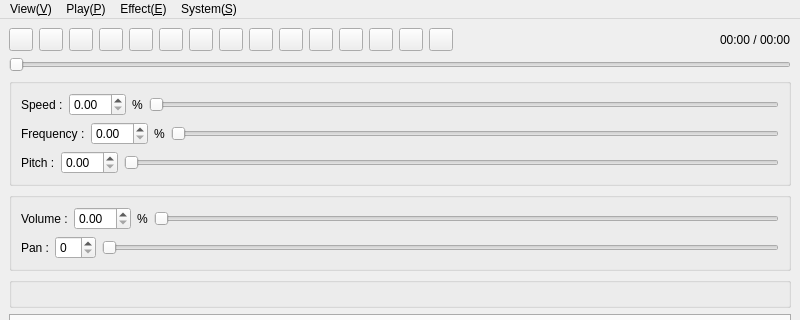
Before: the Qt Designer form qt_gui/src/MainWnd/MainWnd.ui in ryotayama/hayaemon_windows, drawn with Qt 5; both pictures show x 0 to 800 and y 0 to 320 of the 800 by 1177 pixel window.
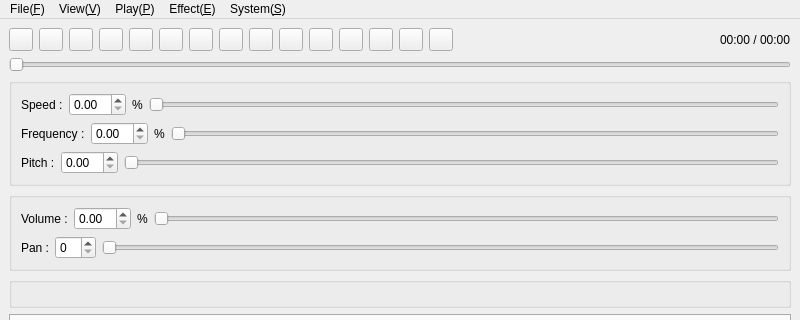
After: the same form once the commit is applied. Icons and pictures are not drawn. Custom widgets are drawn as their Qt base class.

Diff of the .ui file:
```diff
--- a/qt_gui/src/MainWnd/MainWnd.ui
+++ b/qt_gui/src/MainWnd/MainWnd.ui
@@ -1038,6 +1038,13 @@
     <addaction name="actionFadeOutNext"/>
     <addaction name="menuFade_out_next_time_H"/>
    </widget>
+   <widget class="QMenu" name="menuFile_F">
+    <property name="title">
+     <string>File(&amp;F)</string>
+    </property>
+    <addaction name="actionFileOpen"/>
+   </widget>
+   <addaction name="menuFile_F"/>
    <addaction name="menuView_V"/>
    <addaction name="menuPlay_P"/>
    <addaction name="menuEffect"/>
```
Left out of the diff: 5 changed lines with no effect on the pictures.
